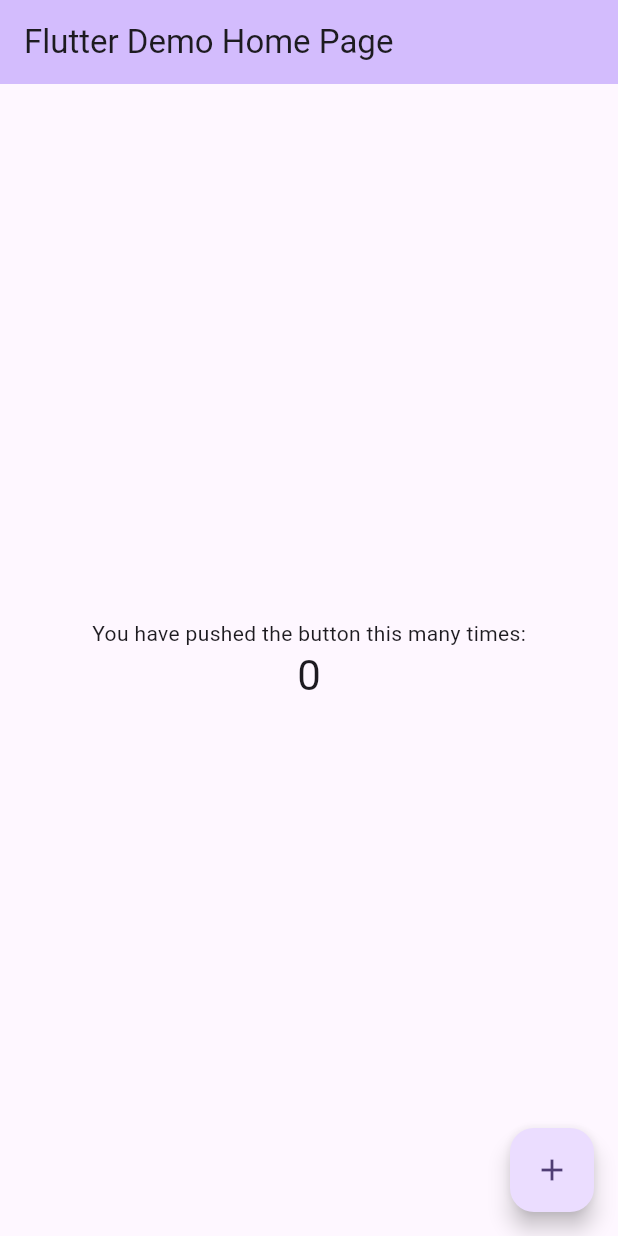
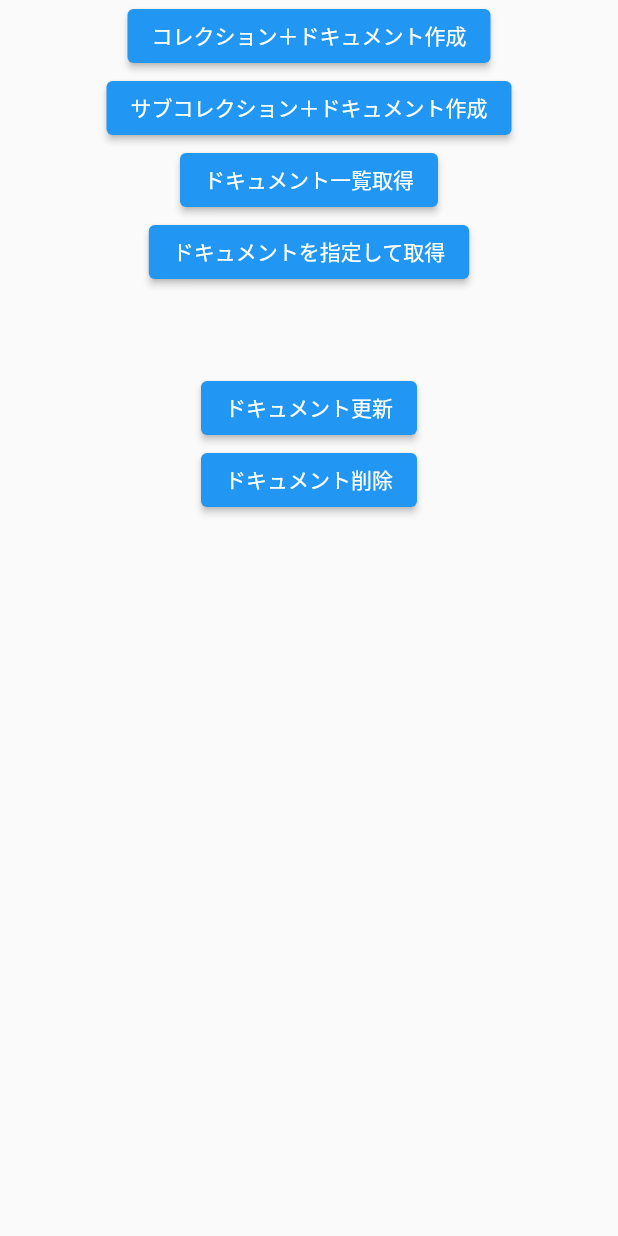
Before and after one commit to nodatsu/flutterfb01, a Flutter app: the screen it shows after launch, on a phone screen of 412 x 824 dp. Run offline on Flutter 3.47's test engine with Material 2 defaults, Android fonts, the light colour scheme and no system bars; our stand-ins replace cloud_firestore, firebase_core; accounts and stored records are empty; generated files the repository leaves out were written again.

Commit message:
CLUDの動作確認

```diff
--- a/lib/main.dart
+++ b/lib/main.dart
@@ -1,6 +1,7 @@
 import 'package:flutter/material.dart';
 import 'package:firebase_core/firebase_core.dart';
 import 'firebase_options.dart';
+import 'package:cloud_firestore/cloud_firestore.dart';
 
 void main() async {
   WidgetsFlutterBinding.ensureInitialized();
@@ -8,125 +9,130 @@ void main() async {
     options: DefaultFirebaseOptions.currentPlatform,
   );
 
-  runApp(const MyApp());
+  runApp(MyApp());
 }
 
 class MyApp extends StatelessWidget {
-  const MyApp({super.key});
-
-  // This widget is the root of your application.
   @override
   Widget build(BuildContext context) {
     return MaterialApp(
+      debugShowCheckedModeBanner: false,
       title: 'Flutter Demo',
       theme: ThemeData(
-        // This is the theme of your application.
-        //
-        // TRY THIS: Try running your application with "flutter run". You'll see
-        // the application has a blue toolbar. Then, without quitting the app,
-        // try changing the seedColor in the colorScheme below to Colors.green
-        // and then invoke "hot reload" (save your changes or press the "hot
-        // reload" button in a Flutter-supported IDE, or press "r" if you used
-        // the command line to start the app).
-        //
-        // Notice that the counter didn't reset back to zero; the application
-        // state is not lost during the reload. To reset the state, use hot
-        // restart instead.
-        //
-        // This works for code too, not just values: Most code changes can be
-        // tested with just a hot reload.
-        colorScheme: ColorScheme.fromSeed(seedColor: Colors.deepPurple),
-        useMaterial3: true,
+        primarySwatch: Colors.blue,
+        visualDensity: VisualDensity.adaptivePlatformDensity,
       ),
-      home: const MyHomePage(title: 'Flutter Demo Home Page'),
+      home: MyFirestorePage(),
     );
   }
 }
 
-class MyHomePage extends StatefulWidget {
-  const MyHomePage({super.key, required this.title});
-
-  // This widget is the home page of your application. It is stateful, meaning
-  // that it has a State object (defined below) that contains fields that affect
-  // how it looks.
-
-  // This class is the configuration for the state. It holds the values (in this
-  // case the title) provided by the parent (in this case the App widget) and
-  // used by the build method of the State. Fields in a Widget subclass are
-  // always marked "final".
-
-  final String title;
-
+class MyFirestorePage extends StatefulWidget {
   @override
-  State<MyHomePage> createState() => _MyHomePageState();
+  _MyFirestorePageState createState() => _MyFirestorePageState();
 }
 
-class _MyHomePageState extends State<MyHomePage> {
-  int _counter = 0;
+class _MyFirestorePageState extends State<MyFirestorePage> {
 
-  void _incrementCounter() {
-    setState(() {
-      // This call to setState tells the Flutter framework that something has
-      // changed in this State, which causes it to rerun the build method below
-      // so that the display can reflect the updated values. If we changed
-      // _counter without calling setState(), then the build method would not be
-      // called again, and so nothing would appear to happen.
-      _counter++;
-    });
-  }
+  // 作成したドキュメント一覧
+  List<DocumentSnapshot> documentList = [];
+
+  // 指定したドキュメントの情報
+  String orderDocumentInfo = '';
 
   @override
   Widget build(BuildContext context) {
-    // This method is rerun every time setState is called, for instance as done
-    // by the _incrementCounter method above.
-    //
-    // The Flutter framework has been optimized to make rerunning build methods
-    // fast, so that you can just rebuild anything that needs updating rather
-    // than having to individually change instances of widgets.
     return Scaffold(
-      appBar: AppBar(
-        // TRY THIS: Try changing the color here to a specific color (to
-        // Colors.amber, perhaps?) and trigger a hot reload to see the AppBar
-        // change color while the other colors stay the same.
-        backgroundColor: Theme.of(context).colorScheme.inversePrimary,
-        // Here we take the value from the MyHomePage object that was created by
-        // the App.build method, and use it to set our appbar title.
-        title: Text(widget.title),
-      ),
       body: Center(
-        // Center is a layout widget. It takes a single child and positions it
-        // in the middle of the parent.
         child: Column(
-          // Column is also a layout widget. It takes a list of children and
-          // arranges them vertically. By default, it sizes itself to fit its
-          // children horizontally, and tries to be as tall as its parent.
-          //
-          // Column has various properties to control how it sizes itself and
-          // how it positions its children. Here we use mainAxisAlignment to
-          // center the children vertically; the main axis here is the vertical
-          // axis because Columns are vertical (the cross axis would be
-          // horizontal).
-          //
-          // TRY THIS: Invoke "debug painting" (choose the "Toggle Debug Paint"
-          // action in the IDE, or press "p" in the console), to see the
-          // wireframe for each widget.
-          mainAxisAlignment: MainAxisAlignment.center,
           children: <Widget>[
-            const Text(
-              'You have pushed the button this many times:',
+            ElevatedButton(
+              child: Text('コレクション＋ドキュメント作成'),
+              onPressed: () async {
+                // ドキュメント作成
+                await FirebaseFirestore.instance
+                    .collection('users') // コレクションID
+                    .doc('id_ghi') // ドキュメントID
+                    .set({'name': '田中', 'age': 20}); // データ
+              },
             ),
-            Text(
-              '$_counter',
-              style: Theme.of(context).textTheme.headlineMedium,
+            ElevatedButton(
+              child: Text('サブコレクション＋ドキュメント作成'),
+              onPressed: () async {
+                // サブコレクション内にドキュメント作成
+                await FirebaseFirestore.instance
+                    .collection('users') // コレクションID
+                    .doc('id_abc') // ドキュメントID << usersコレクション内のドキュメント
+                    .collection('orders') // サブコレクションID
+                    .doc('id_123') // ドキュメントID << サブコレクション内のドキュメント
+                    .set({'price': 600, 'date': '9/13'}); // データ
+              },
+            ),
+            ElevatedButton(
+              child: Text('ドキュメント一覧取得'),
+              onPressed: () async {
+                // コレクション内のドキュメント一覧を取得
+                final snapshot =
+                await FirebaseFirestore.instance.collection('users').get();
+                // 取得したドキュメント一覧をUIに反映
+                setState(() {
+                  documentList = snapshot.docs;
+                });
+              },
+            ),
+            // コレクション内のドキュメント一覧を表示
+            Column(
+              children: documentList.map((document) {
+                return ListTile(
+                  title: Text('${document['name']}さん'),
+                  subtitle: Text('${document['age']}歳'),
+                );
+              }).toList(),
+            ),
+            ElevatedButton(
+              child: Text('ドキュメントを指定して取得'),
+              onPressed: () async {
+                // コレクションIDとドキュメントIDを指定して取得
+                final document = await FirebaseFirestore.instance
+                    .collection('users')
+                    .doc('id_abc')
+                    .collection('orders')
+                    .doc('id_123')
+                    .get();
+                // 取得したドキュメントの情報をUIに反映
+                setState(() {
+                  orderDocumentInfo =
+                  '${document['date']} ${document['price']}円';
+                });
+              },
+            ),
+            // ドキュメントの情報を表示
+            ListTile(title: Text(orderDocumentInfo)),
+            ElevatedButton(
+              child: Text('ドキュメント更新'),
+              onPressed: () async {
+                // ドキュメント更新
+                await FirebaseFirestore.instance
+                    .collection('users')
+                    .doc('id_abc')
+                    .update({'age': 41});
+              },
+            ),
+            ElevatedButton(
+              child: Text('ドキュメント削除'),
+              onPressed: () async {
+                // ドキュメント削除
+                await FirebaseFirestore.instance
+                    .collection('users')
+                    .doc('id_abc')
+                    .collection('orders')
+                    .doc('id_123')
+                    .delete();
+              },
             ),
           ],
         ),
       ),
-      floatingActionButton: FloatingActionButton(
-        onPressed: _incrementCounter,
-        tooltip: 'Increment',
-        child: const Icon(Icons.add),
-      ), // This trailing comma makes auto-formatting nicer for build methods.
     );
   }
 }
--- a/pubspec.yaml
+++ b/pubspec.yaml
@@ -37,6 +37,7 @@ dependencies:
 
   # Firebase
   firebase_core: ^2.21.0
+  cloud_firestore: ^4.12.2
 
 dev_dependencies:
   flutter_test:
```
Also changed, not shown: pubspec.lock, 4 other files.
